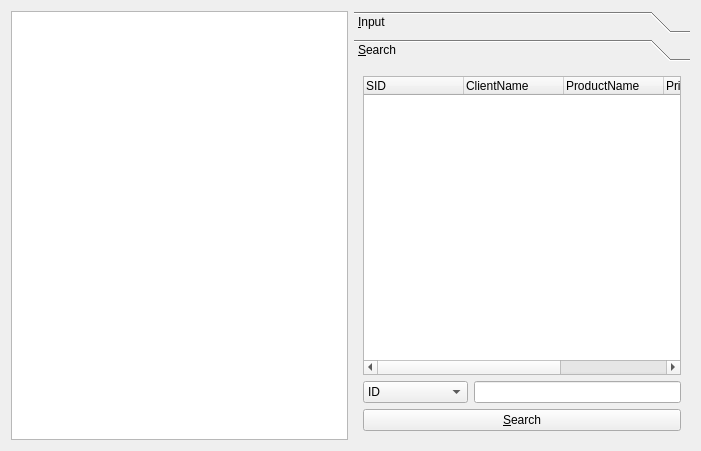
Old version of the form qt-master3/qt-master/CSApp/shopmanagerform.ui in the repository chelly1995/qt.
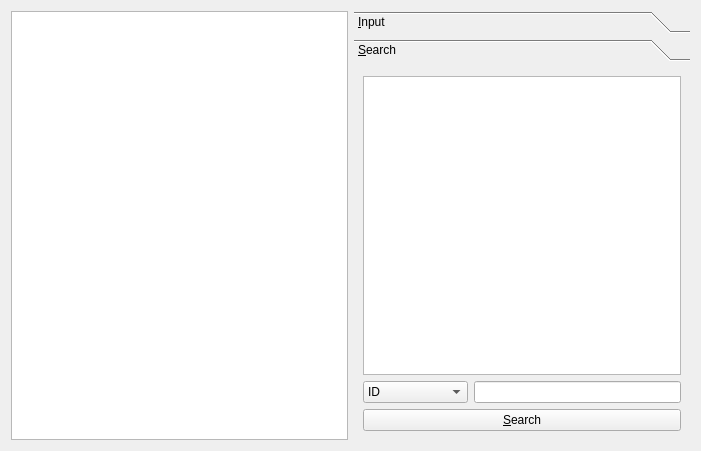
New version of the form. The open tabs and pages were chosen to show the change.

What changed in the file:
```diff
--- a/qt-master3/qt-master/CSApp/shopmanagerform.ui
+++ b/qt-master3/qt-master/CSApp/shopmanagerform.ui
@@ -211,32 +211,10 @@
         <item>
          <layout class="QVBoxLayout" name="verticalLayout_3">
           <item>
-           <widget class="QTreeWidget" name="searchTreeWidget">
-            <column>
-             <property name="text">
-              <string>SID</string>
-             </property>
-            </column>
-            <column>
-             <property name="text">
-              <string>ClientName</string>
-             </property>
-            </column>
-            <column>
-             <property name="text">
-              <string>ProductName</string>
-             </property>
-            </column>
-            <column>
-             <property name="text">
-              <string>Price</string>
-             </property>
-            </column>
-            <column>
-             <property name="text">
-              <string>Quantity</string>
-             </property>
-            </column>
+           <widget class="QTableView" name="searchTableView">
+            <attribute name="verticalHeaderVisible">
+             <bool>false</bool>
+            </attribute>
            </widget>
           </item>
           <item>
```
Left out of the diff: 8 changed lines with no effect on the pictures.
